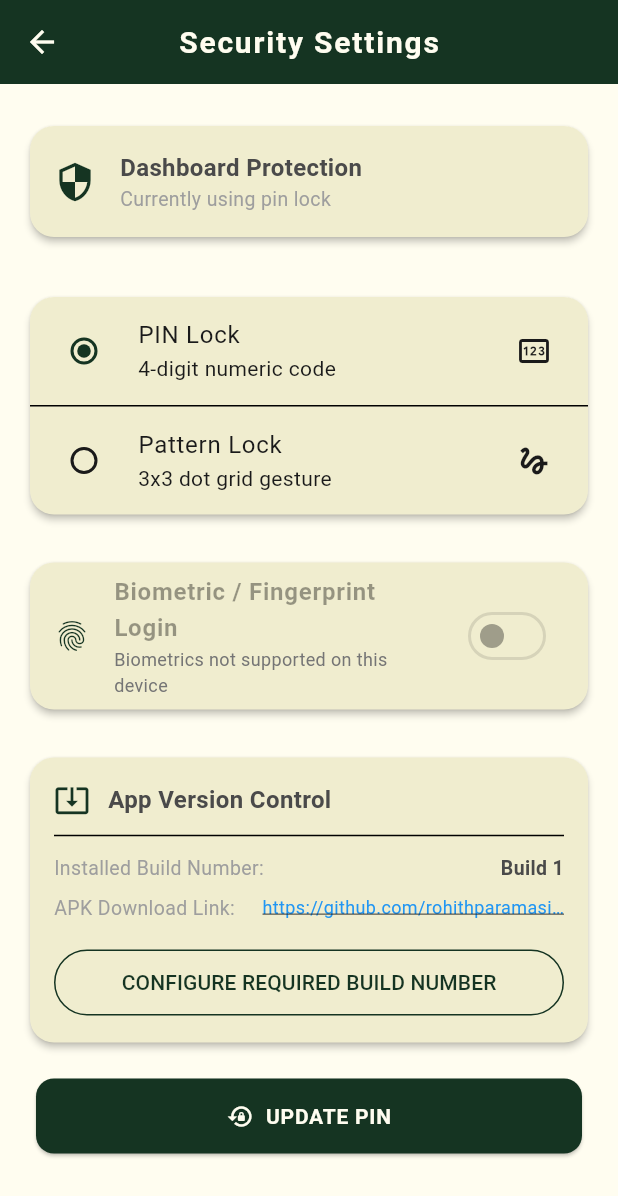
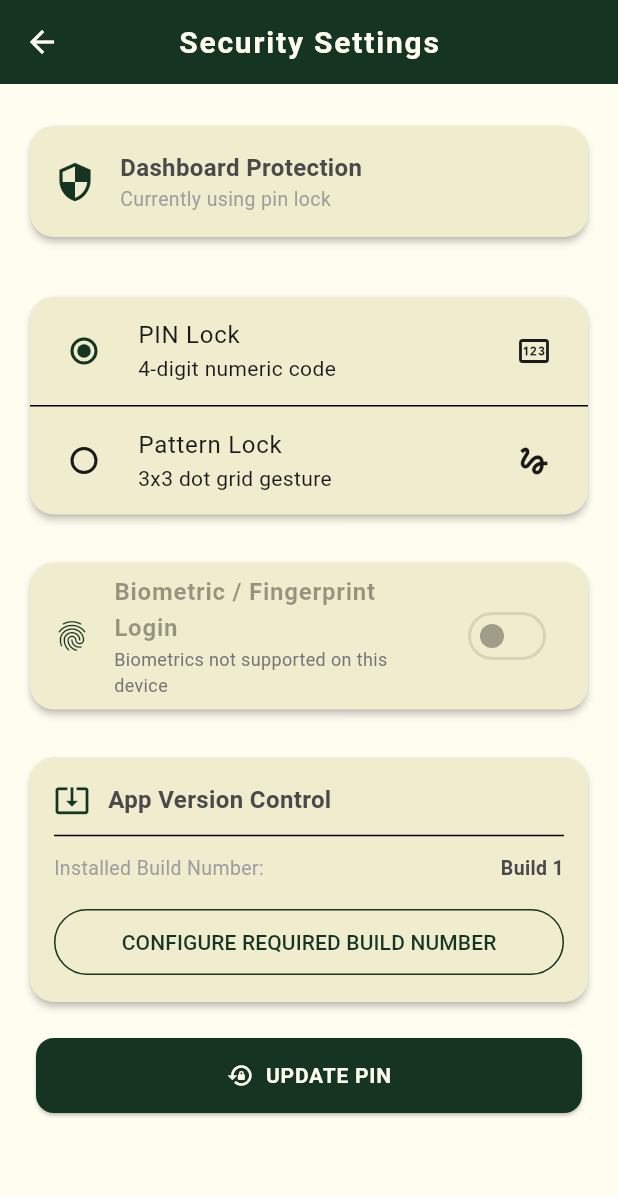
Before and after one commit to rohithparamasivam1125-gif/Dhkin-mobiles, a Flutter app: the SecuritySettingsScreen screen opened directly, on a phone screen of 412 x 824 dp. Shown: the top 1196 px of the screen. Run offline on Flutter 3.47's test engine with Material 3 defaults, Android fonts, the phone set to English and light mode, and no system bars; our stand-ins replace cloud_firestore, firebase_auth, firebase_core, firebase_messaging, flutter_local_notifications, image_picker and 5 more; missing offline and left inert: onesignal_flutter; accounts and stored records are empty.

Commit message:
Remove redundant APK Download Link row from security settings

```diff
--- a/lib/screens/owner/security_settings.dart
+++ b/lib/screens/owner/security_settings.dart
@@ -326,36 +326,7 @@ class _SecuritySettingsScreenState extends State<SecuritySettingsScreen> {
               ],
             ),
 
-            const SizedBox(height: 8),
-            Row(
-              crossAxisAlignment: CrossAxisAlignment.start,
-              mainAxisAlignment: MainAxisAlignment.spaceBetween,
-              children: [
-                const Text('APK Download Link:', style: TextStyle(color: Colors.grey, fontSize: 13)),
-                const SizedBox(width: 16),
-                Expanded(
-                  child: InkWell(
-                    onTap: () async {
-                      try {
-                        final uri = Uri.parse(_dbUpdateUrl);
-                        if (await canLaunchUrl(uri)) {
-                          await launchUrl(uri, mode: LaunchMode.externalApplication);
-                        }
-                      } catch (e) {
-                        debugPrint('Could not launch update URL: $e');
-                      }
-                    },
-                    child: Text(
-                      _dbUpdateUrl,
-                      style: const TextStyle(color: Colors.blue, fontSize: 12, decoration: TextDecoration.underline),
-                      textAlign: TextAlign.end,
-                      maxLines: 1,
-                      overflow: TextOverflow.ellipsis,
-                    ),
-                  ),
-                ),
-              ],
-            ),
+
             const SizedBox(height: 16),
             SizedBox(
               width: double.infinity,
```
